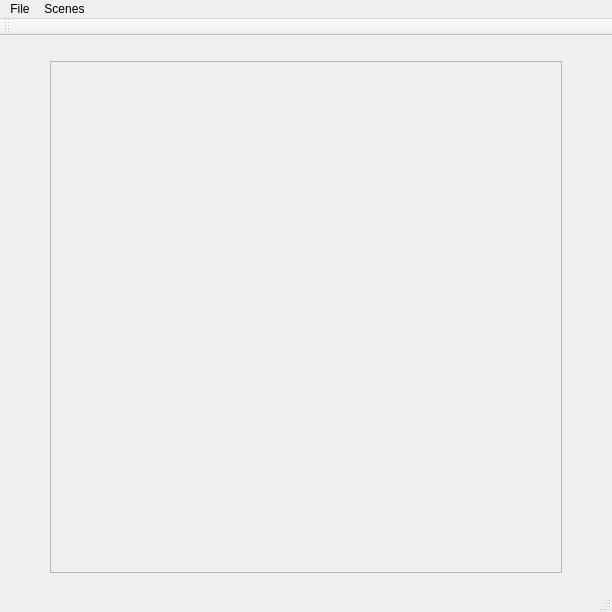
Before: the Qt Designer form homework-03-rasterizer-and-virtual-camera-clemendeng-master/assignment_package/cis560_rasterizer/mainwindow.ui in clemendeng/CIS460-HW3, drawn with Qt 5.
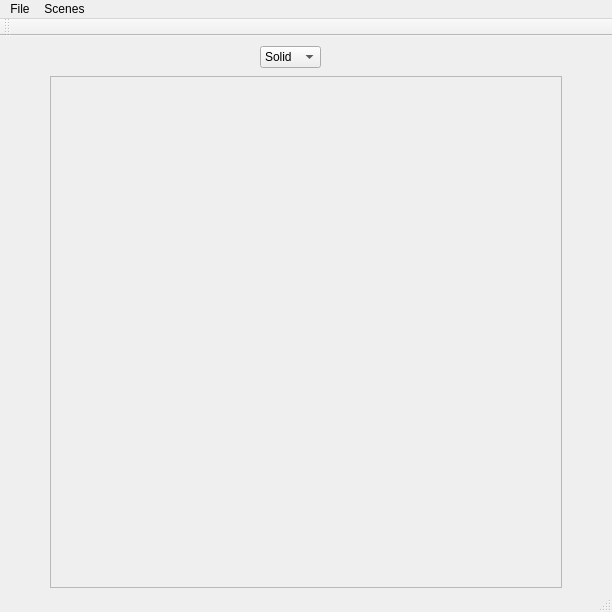
After: the same form once the commit is applied.

```diff
--- a/homework-03-rasterizer-and-virtual-camera-clemendeng-master/assignment_package/cis560_rasterizer/mainwindow.ui
+++ b/homework-03-rasterizer-and-virtual-camera-clemendeng-master/assignment_package/cis560_rasterizer/mainwindow.ui
@@ -21,7 +21,7 @@
     <property name="geometry">
      <rect>
       <x>50</x>
-      <y>25</y>
+      <y>40</y>
       <width>512</width>
       <height>512</height>
      </rect>
@@ -39,6 +39,26 @@
      <bool>false</bool>
     </property>
    </widget>
+   <widget class="QComboBox" name="comboBox">
+    <property name="geometry">
+     <rect>
+      <x>260</x>
+      <y>10</y>
+      <width>61</width>
+      <height>22</height>
+     </rect>
+    </property>
+    <item>
+     <property name="text">
+      <string>Solid</string>
+     </property>
+    </item>
+    <item>
+     <property name="text">
+      <string>Frame</string>
+     </property>
+    </item>
+   </widget>
   </widget>
   <widget class="QMenuBar" name="menuBar">
    <property name="geometry">
```
